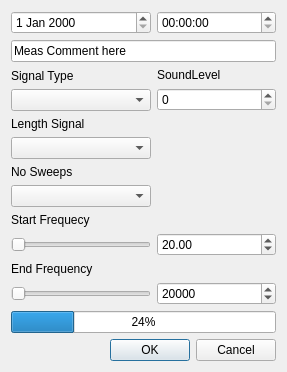
Before: the Qt Designer form ui/jBae_Meas_0_10_Meas.ui in Jee-Bee/Meas, drawn with Qt 5.
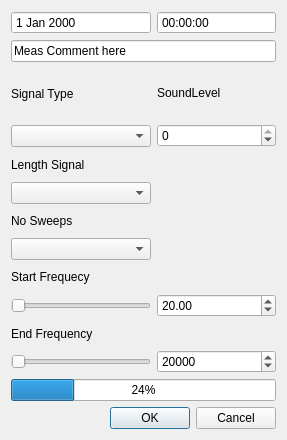
After: the same form once the commit is applied.

Commit message: add modifications at layout incl main script

```diff
--- a/ui/jBae_Meas_0_10_Meas.ui
+++ b/ui/jBae_Meas_0_10_Meas.ui
@@ -7,7 +7,7 @@
     <x>0</x>
     <y>0</y>
     <width>287</width>
-    <height>359</height>
+    <height>440</height>
    </rect>
   </property>
   <property name="windowTitle">
@@ -24,6 +24,12 @@
          <height>0</height>
         </size>
        </property>
+       <property name="readOnly">
+        <bool>false</bool>
+       </property>
+       <property name="buttonSymbols">
+        <enum>QAbstractSpinBox::NoButtons</enum>
+       </property>
       </widget>
      </item>
      <item row="0" column="1">
@@ -34,6 +40,9 @@
          <height>0</height>
         </size>
        </property>
+       <property name="buttonSymbols">
+        <enum>QAbstractSpinBox::NoButtons</enum>
+       </property>
       </widget>
      </item>
     </layout>
@@ -48,7 +57,14 @@
    <item row="2" column="0">
     <layout class="QGridLayout" name="gridfunc">
      <item row="1" column="1">
-      <widget class="QSpinBox" name="spinBox"/>
+      <widget class="QSpinBox" name="LevelSend">
+       <property name="minimum">
+        <number>-192</number>
+       </property>
+       <property name="maximum">
+        <number>0</number>
+       </property>
+      </widget>
      </item>
      <item row="5" column="0" colspan="2">
       <layout class="QGridLayout" name="gridLayout_2">
```
Left out of the diff: 2 changed lines with no effect on the pictures. The commit also changes 5 other files.
